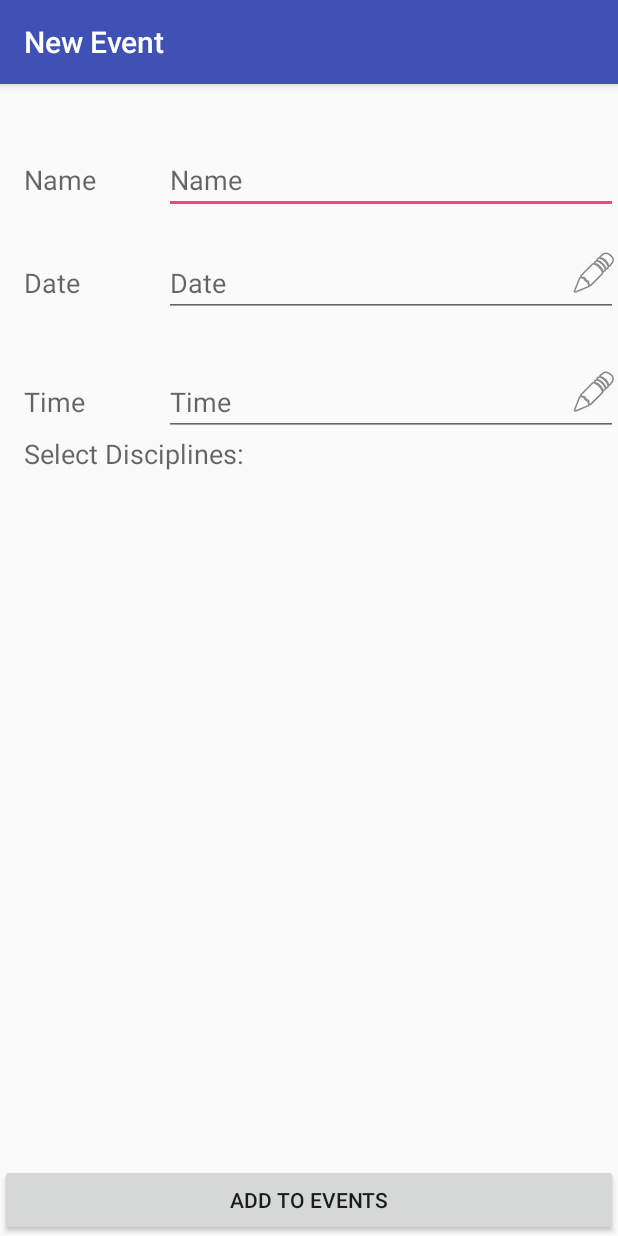
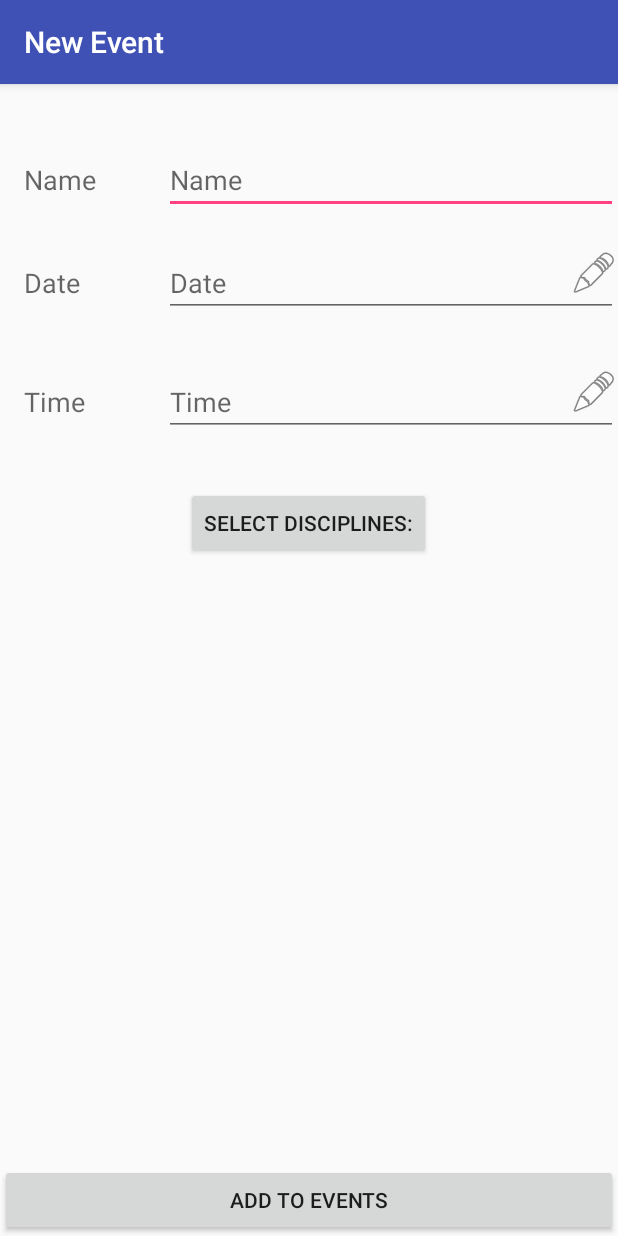
Before and after one commit to Nintinugga/SportsManager, an Android app: the layout activity_event_detail.xml on its own in the app's theme, with its tools: preview values and no code run, on a phone screen of 412 x 824 dp. Run offline under Robolectric (Android 15) with nearby library versions, the phone set to English and light mode, and no system bars.

Commit message:
Added SelectDisciplines.java Dialog, which is now used in EventDetail.java to select dialogs

```diff
--- a/app/src/main/res/layout/content_event_detail.xml
+++ b/app/src/main/res/layout/content_event_detail.xml
@@ -44,17 +44,6 @@
             tools:layout_constraintLeft_creator="1"
             tools:layout_constraintRight_creator="1"
             tools:layout_constraintTop_creator="1">
-
-            <TextView
-                android:id="@+id/tvSelectDisciplines"
-                android:layout_width="wrap_content"
-                android:layout_height="wrap_content"
-                android:layout_alignLeft="@+id/event_name"
-                android:layout_alignStart="@+id/event_name"
-                android:layout_below="@+id/tvTime"
-                android:layout_marginTop="10dp"
-                android:text="@string/SelectDisciplines"
-                android:textAppearance="@style/TextAppearance.AppCompat.Medium" />
 
             <TextView
                 android:id="@+id/tvDate"
@@ -138,23 +127,6 @@
                 android:hint="@string/Time"
                 android:inputType="" />
 
-            <RelativeLayout
-                android:layout_width="match_parent"
-                android:layout_height="match_parent"
-                android:layout_alignBaseline="@+id/tvSelectDisciplines"
-                android:layout_alignParentEnd="true"
-                android:layout_alignParentLeft="true"
-                android:layout_alignParentRight="true"
-                android:layout_alignParentStart="true"
-                android:layout_marginBottom="@dimen/bottom_button_height">
-
-                <ListView
-                    android:id="@+id/eventDisciplinesLV"
-                    android:layout_width="match_parent"
-                    android:layout_height="match_parent"
-                    android:layout_marginTop="5dp" />
-            </RelativeLayout>
-
             <ImageButton
                 android:id="@+id/btn_date"
                 android:layout_width="wrap_content"
@@ -176,6 +148,17 @@
                 android:background="@android:color/transparent"
                 android:contentDescription="@string/Time"
                 app:srcCompat="@android:drawable/ic_menu_edit" />
+
+            <Button
+                android:id="@+id/btnSelectDisc"
+                android:layout_width="wrap_content"
+                android:layout_height="wrap_content"
+                android:layout_below="@+id/in_time"
+                android:layout_centerHorizontal="true"
+                android:layout_centerInParent="false"
+                android:layout_centerVertical="false"
+                android:layout_marginTop="34dp"
+                android:text="@string/SelectDisciplines" />
 
 
         </RelativeLayout>
--- a/app/src/main/res/values/strings.xml
+++ b/app/src/main/res/values/strings.xml
@@ -43,4 +43,7 @@
     <string name="Date">Date</string>
     <string name="Time">Time</string>
     <string name="Select">SELECT</string>
+    <string name="OK">OK</string>
+    <string name="Back">Back</string>
+    <string name="ADD">ADD</string>
 </resources>
```
Also changed, not shown: app/src/main/java/com/comp/ninti/dialogs/SelectDisciplines.java (added, +116 -0 lines), app/src/main/java/com/comp/ninti/sportsmanager/EventDetail.java (+20 -50 lines), app/src/main/res/layout/fragment_disciplines.xml (added, +79 -0 lines).
